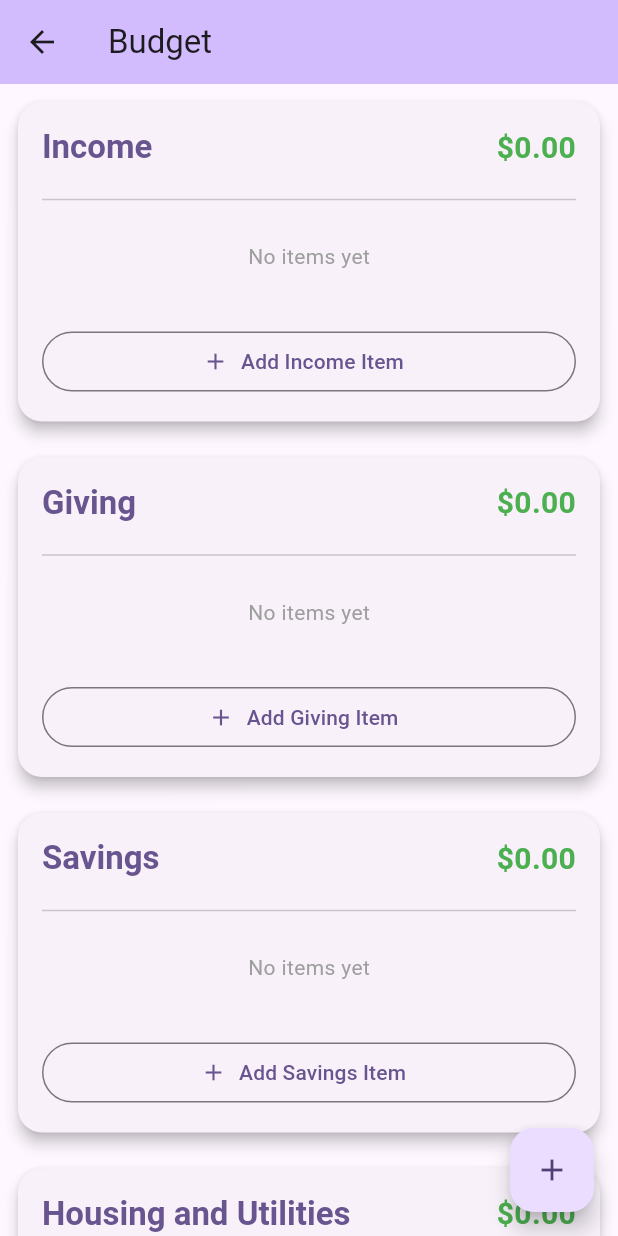
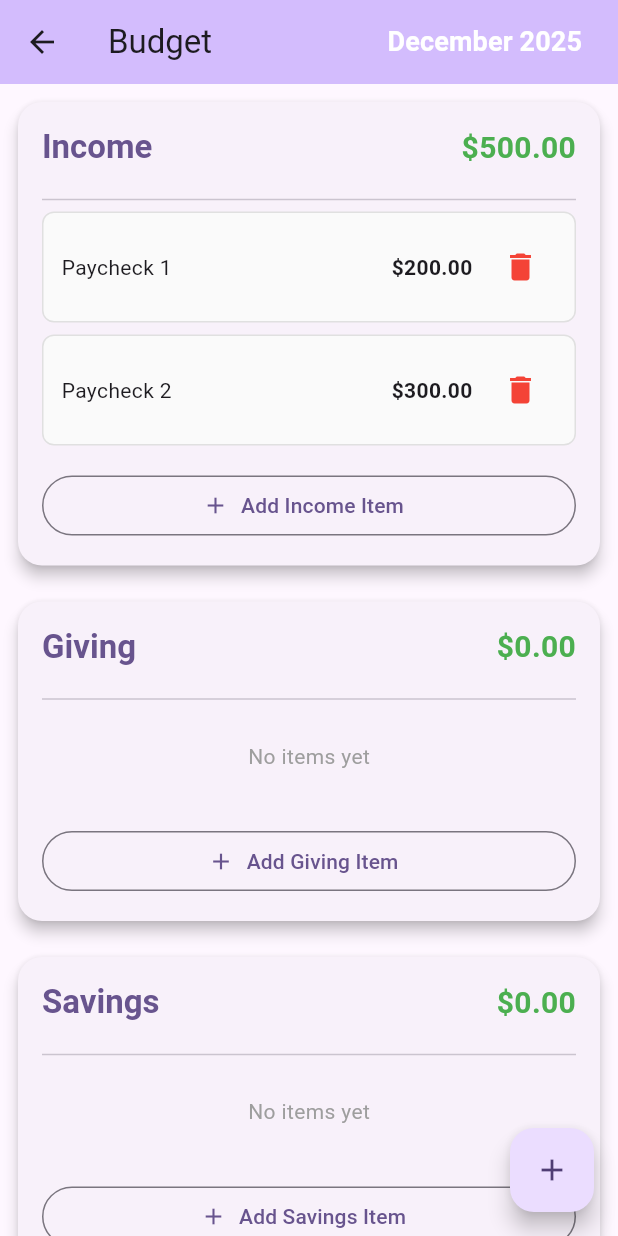
Before and after one commit to edwarddijeh/EveryDollarApp, a Flutter app: the BudgetPage screen opened directly, on a phone screen of 412 x 824 dp. Run offline on Flutter 3.47's test engine with Material 3 defaults, Android fonts, the light colour scheme and no system bars.

Commit message:
Added month-year at the top and made it scrollable. Gave each month-year it's own budget

```diff
--- a/lib/BudgetItem.dart
+++ b/lib/BudgetItem.dart
@@ -6,7 +6,8 @@ class BudgetItem {
   double mDisplayedTotal = 0;
   double mCurrentTotal = 0;
   double mRemainingAmount = 0;
-  BudgetItem({required this.name, required this.amount})
+  final String? id;  // Optional: Use Uuid or DateTime.now().toString() for uniqueness
+  BudgetItem({required this.name, required this.amount, this.id})
   {
     mDisplayedTotal = amount;
   }
--- a/lib/BudgetPage.dart
+++ b/lib/BudgetPage.dart
@@ -1,5 +1,6 @@
 // File: lib/BudgetPage.dart
 import 'package:flutter/material.dart';
+import 'package:flutter/services.dart';
 import 'package:every_dollar_app/BudgetItem.dart';
 import 'package:every_dollar_app/BudgetCategoryContainer.dart';
 
@@ -12,8 +13,18 @@ class BudgetPage extends StatefulWidget {
 }
 
 class _BudgetPage extends State<BudgetPage> {
-  final Map<String, List<BudgetItem>> budgetCategories = {
-    'Income': [],
+  // Data structure: '2025-12' → { 'Groceries': [items], 'Utilities': [...], ... }
+  final Map<String, Map<String, List<BudgetItem>>> monthlyBudgets = {};
+
+  // Current month in 'YYYY-MM' format
+  String currentMonthKey =
+      '${DateTime.now().year}-${DateTime.now().month.toString().padLeft(2, '0')}';
+
+  Map<String, List<BudgetItem>> initbudgetCategories()
+  {
+    Map<String, List<BudgetItem>> resultMap =
+    {
+    'Income': [BudgetItem(name: 'Paycheck 1', amount: 200.0), BudgetItem(name: "Paycheck 2", amount: 300.0)],
     'Giving': [],
     'Savings': [],
     'Housing and Utilities': [],
@@ -25,6 +36,8 @@ class _BudgetPage extends State<BudgetPage> {
     'Insurance': [],
     'Subscriptions': [],
     };
+    return resultMap;
+  }
 
   final List<String> categoryOrder = [
     'Income',
@@ -40,18 +53,161 @@ class _BudgetPage extends State<BudgetPage> {
     'Subscriptions',
   ];
 
+  @override
+  void initState() {
+    super.initState();
+    _ensureMonthExists();
+  }
+
+  // Make sure the current month has all categories initialized
+  void _ensureMonthExists() {
+    monthlyBudgets.putIfAbsent(currentMonthKey, initbudgetCategories);
+  }
+
+  // Convert '2025-12' → 'December 2025'
+  String _formatMonth(String monthKey) {
+    final parts = monthKey.split('-');
+    final year = parts[0];
+    final monthInt = int.parse(parts[1]);
+    const monthNames = [
+      'January', 'February', 'March', 'April', 'May', 'June',
+      'July', 'August', 'September', 'October', 'November', 'December'
+    ];
+    return '${monthNames[monthInt - 1]} $year';
+  }
+
+  // Scrollable Month/Year Picker (replace your entire _pickMonth with this)
+  Future<void> _pickMonth() async {
+    String? tempSelectedKey = currentMonthKey; // Temporary selection
+
+    await showModalBottomSheet(
+      context: context,
+      isScrollControlled: true,
+      shape: const RoundedRectangleBorder(
+        borderRadius: BorderRadius.vertical(top: Radius.circular(20)),
+      ),
+      builder: (BuildContext context) {
+        return SizedBox(
+          height: MediaQuery.of(context).size.height * 0.6, // ~60% of screen
+          child: Column(
+            children: [
+              // Header
+              Padding(
+                padding: const EdgeInsets.fromLTRB(16, 16, 16, 8),
+                child: Row(
+                  mainAxisAlignment: MainAxisAlignment.spaceBetween,
+                  children: [
+                    const Text(
+                      'Select Budget Month',
+                      style: TextStyle(
+                        fontSize: 20,
+                        fontWeight: FontWeight.bold,
+                      ),
+                    ),
+                    TextButton(
+                      onPressed: () {
+                        if (tempSelectedKey != null) {
+                          setState(() {
+                            currentMonthKey = tempSelectedKey!;
+                            _ensureMonthExists();
+                          });
+                        }
+                        Navigator.pop(context);
+                      },
+                      child: const Text(
+                        'Done',
+                        style: TextStyle(fontSize: 18, fontWeight: FontWeight.bold),
+                      ),
+                    ),
+                  ],
+                ),
+              ),
+              const Divider(height: 1),
+
+              // Scrollable list of months
+              Expanded(
+                child: ListView.builder(
+                  itemCount: 24, // 2 years × 12 months = 24
+                  itemBuilder: (context, index) {
+                    const startYear = 2025;
+                    final year = startYear + (index ~/ 12);
+                    final month = (index % 12) + 1;
+                    final monthKey = '$year-${month.toString().padLeft(2, '0')}';
+
+                    final isSelected = monthKey == tempSelectedKey;
+
+                    return ListTile(
+                      title: Center(
+                        child: Text(
+                          _formatMonth(monthKey),
+                          style: TextStyle(
+                            fontSize: 18,
+                            fontWeight: isSelected ? FontWeight.bold : FontWeight.normal,
+                            color: isSelected
+                                ? Theme.of(context).primaryColor
+                                : Theme.of(context).textTheme.bodyLarge?.color,
+                          ),
+                        ),
+                      ),
+                      onTap: () {
+                        tempSelectedKey = monthKey;
+                        // Refresh the list to show new selection highlight
+                        (context as Element).markNeedsBuild();
+                      },
+                      tileColor: isSelected
+                          ? Theme.of(context).primaryColor.withOpacity(0.15)
+                          : null,
+                    );
+                  },
+                ),
+              ),
+            ],
+          ),
+        );
+      },
+    );
+  }
 
   @override
   Widget build(BuildContext context) {
+    final currentCategories = monthlyBudgets[currentMonthKey]!;
+    final isEmpty = currentCategories.values.every((list) => list.isEmpty);
 
     return Scaffold(
       appBar: AppBar(
         backgroundColor: Theme.of(context).colorScheme.inversePrimary,
         title: Text(widget.title),
+        actions: [
+          // Month selector button
+          TextButton(
+            onPressed: _pickMonth,
+            child: Text(
+              _formatMonth(currentMonthKey),
+              style: const TextStyle(
+                color: Colors.white,
+                fontSize: 18,
+                fontWeight: FontWeight.bold,
               ),
-      body: ListView(
+            ),
+          ),
+          const SizedBox(width: 12),
+        ],
+      ),
+      body:isEmpty
+          ? Center(
+              child: Padding(
+                padding: const EdgeInsets.all(32.0),
+                child: Text(
+                  'No items yet for ${_formatMonth(currentMonthKey)}\n'
+                  'Tap "Add Item" in any category to begin',
+                  textAlign: TextAlign.center,
+                  style: const TextStyle(fontSize: 18, color: Colors.grey),
+                ),
+              ),
+            )
+          : ListView(
             children: categoryOrder.map((category) {
-                final items = budgetCategories[category]!;
+              final items = currentCategories[category]!;
               return BudgetCategoryContainer(
                 categoryName: category,
                 items: items,
```
Lines whose indentation alone changed are shown as unchanged.
